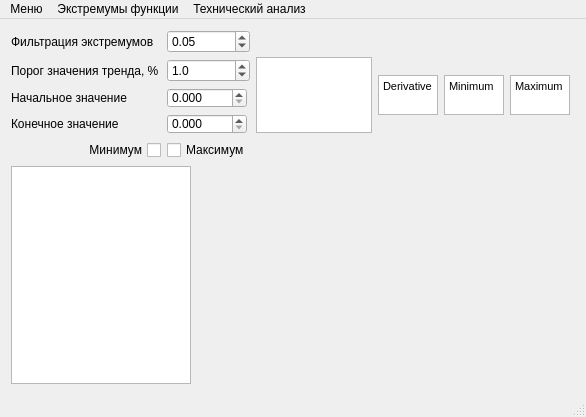
This is mainwindow.ui in Kortesss/NO3 as Qt 5 draws it before an edit. The edited form follows.
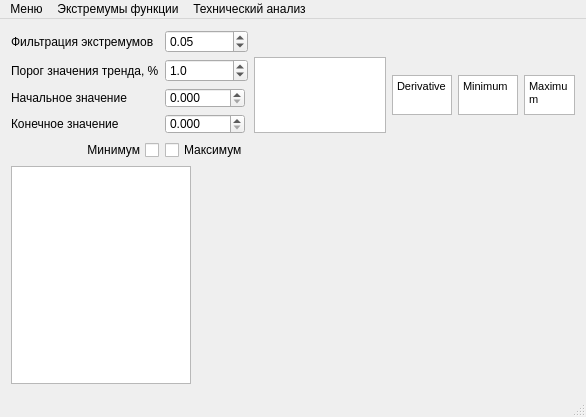
This is the edited form. Icons and pictures are not drawn. Custom widgets are drawn as their Qt base class.

Patch:
```diff
--- a/mainwindow.ui
+++ b/mainwindow.ui
@@ -158,7 +158,7 @@
         </property>
         <property name="maximumSize">
          <size>
-          <width>116</width>
+          <width>132</width>
           <height>76</height>
          </size>
         </property>
```
